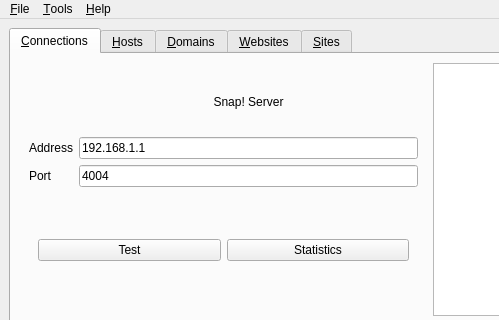
Before: the Qt Designer form snapwebsites/snap-manager/snap-manager-mainwindow.ui in m2osw/snapcpp, drawn with Qt 5; both pictures show x 0 to 499 and y 0 to 320 of the 859 by 617 pixel window.
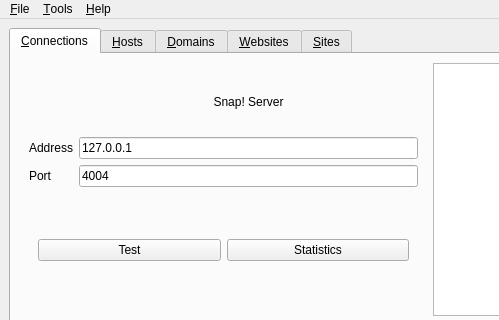
After: the same form once the commit is applied. The open tabs and pages were chosen to show the change.

Commit message:
Snap-manager now persists cassandra server IP/port.
Also, took out annoying and incorrect prompt that sites info has
changed.

```diff
--- a/snapwebsites/snap-manager/snap-manager-mainwindow.ui
+++ b/snapwebsites/snap-manager/snap-manager-mainwindow.ui
@@ -57,7 +57,7 @@
              <item row="1" column="1">
               <widget class="QLineEdit" name="snapServerHost">
                <property name="text">
-                <string>192.168.1.1</string>
+                <string>127.0.0.1</string>
                </property>
               </widget>
              </item>
```
Left out of the diff: 2 changed lines with no effect on the pictures. The commit also changes 2 other files.
